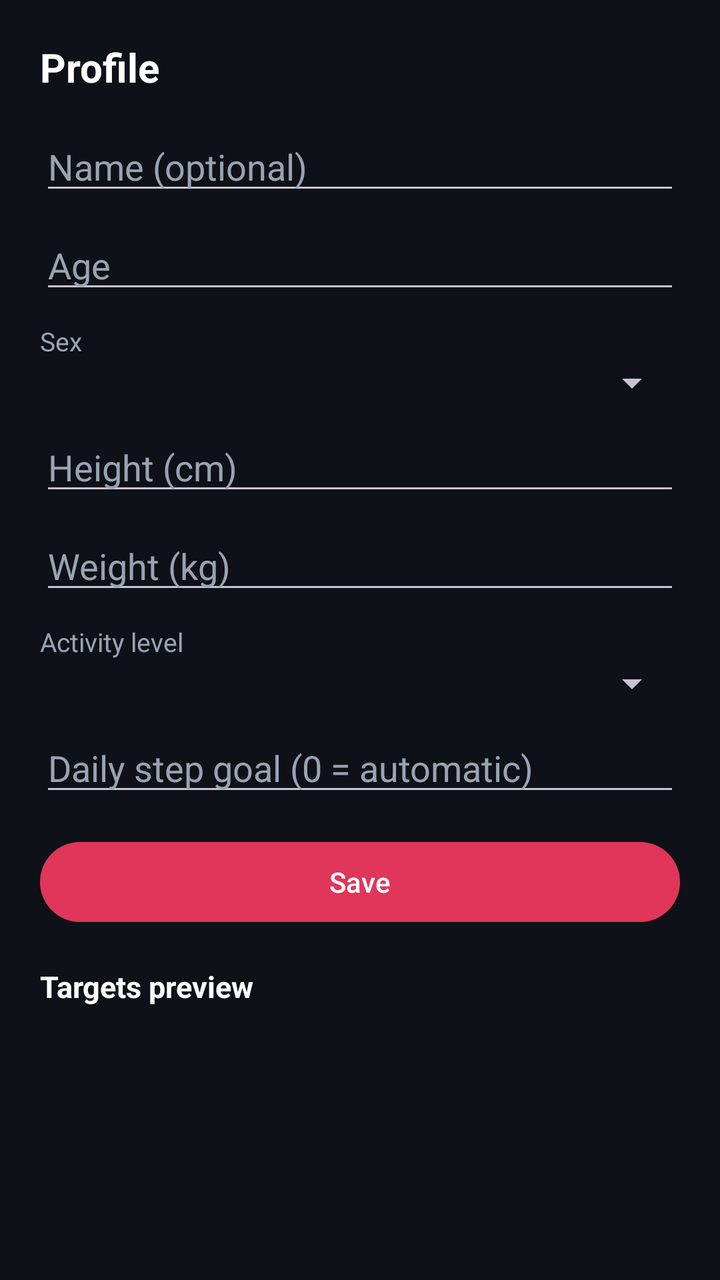
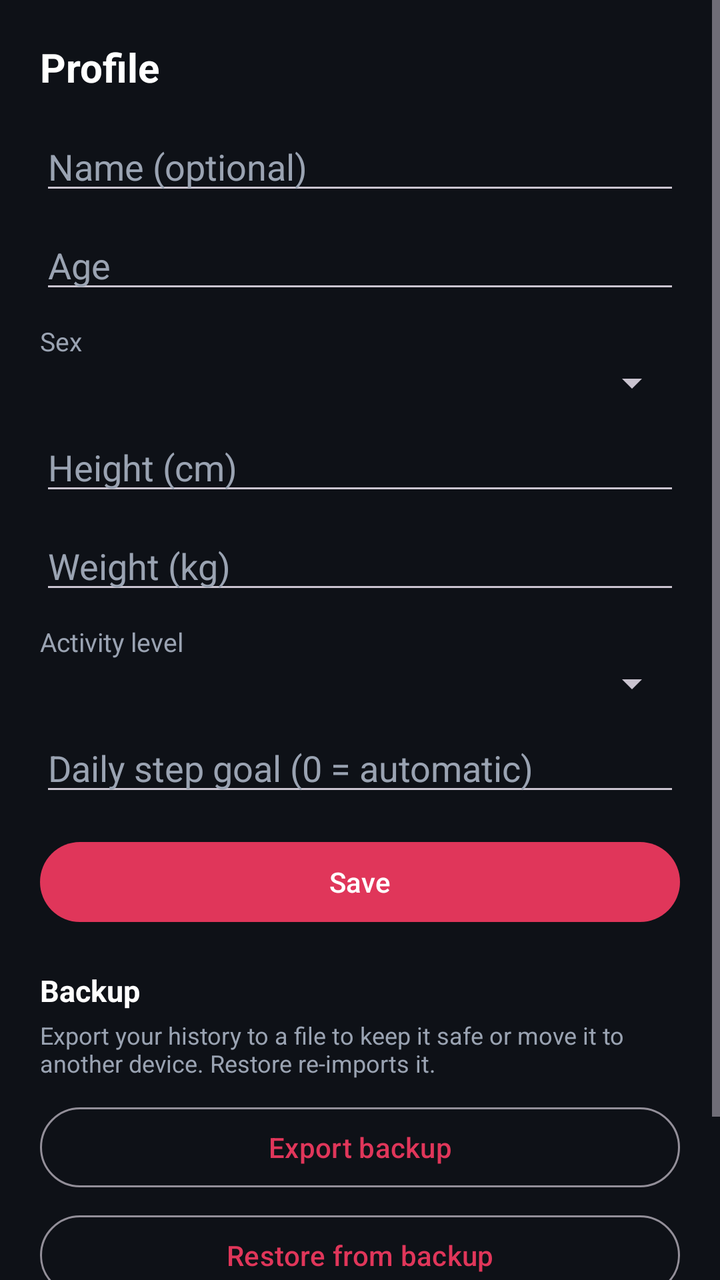

The first picture is an Android layout as it rendered before a commit; the second is the same layout after the commit. The layout source and the unified diff follow.
<!-- AndroidManifest.xml: application theme Theme.HealthMonitor -->
<!-- res/layout/fragment_profile.xml -->
<?xml version="1.0" encoding="utf-8"?>
<ScrollView xmlns:android="http://schemas.android.com/apk/res/android"
    xmlns:app="http://schemas.android.com/apk/res-auto"
    android:layout_width="match_parent"
    android:layout_height="match_parent"
    android:fillViewport="true">

    <LinearLayout
        android:layout_width="match_parent"
        android:layout_height="wrap_content"
        android:orientation="vertical"
        android:padding="20dp">

        <TextView
            android:layout_width="wrap_content"
            android:layout_height="wrap_content"
            android:text="@string/profile_title"
            android:textColor="@color/text_primary"
            android:textSize="20sp"
            android:textStyle="bold" />

        <EditText
            android:id="@+id/edtName"
            android:layout_width="match_parent"
            android:layout_height="wrap_content"
            android:layout_marginTop="14dp"
            android:hint="@string/name_optional"
            android:inputType="text"
            android:textColor="@color/text_primary"
            android:textColorHint="@color/text_secondary" />

        <EditText
            android:id="@+id/edtAge"
            android:layout_width="match_parent"
            android:layout_height="wrap_content"
            android:layout_marginTop="8dp"
            android:hint="@string/age"
            android:inputType="number"
            android:textColor="@color/text_primary"
            android:textColorHint="@color/text_secondary" />

        <TextView
            android:layout_width="wrap_content"
            android:layout_height="wrap_content"
            android:layout_marginTop="10dp"
            android:text="@string/sex"
            android:textColor="@color/text_secondary"
            android:textSize="13sp" />

        <Spinner
            android:id="@+id/spinnerSex"
            android:layout_width="match_parent"
            android:layout_height="wrap_content" />

        <EditText
            android:id="@+id/edtHeight"
            android:layout_width="match_parent"
            android:layout_height="wrap_content"
            android:layout_marginTop="8dp"
            android:hint="@string/height_cm"
            android:inputType="numberDecimal"
            android:textColor="@color/text_primary"
            android:textColorHint="@color/text_secondary" />

        <EditText
            android:id="@+id/edtWeight"
            android:layout_width="match_parent"
            android:layout_height="wrap_content"
            android:layout_marginTop="8dp"
            android:hint="@string/weight_kg"
            android:inputType="numberDecimal"
            android:textColor="@color/text_primary"
            android:textColorHint="@color/text_secondary" />

        <TextView
            android:layout_width="wrap_content"
            android:layout_height="wrap_content"
            android:layout_marginTop="10dp"
            android:text="@string/activity_level"
            android:textColor="@color/text_secondary"
            android:textSize="13sp" />

        <Spinner
            android:id="@+id/spinnerActivity"
            android:layout_width="match_parent"
            android:layout_height="wrap_content" />

        <EditText
            android:id="@+id/edtGoal"
            android:layout_width="match_parent"
            android:layout_height="wrap_content"
            android:layout_marginTop="8dp"
            android:hint="@string/custom_goal"
            android:inputType="number"
            android:textColor="@color/text_primary"
            android:textColorHint="@color/text_secondary" />

        <com.google.android.material.button.MaterialButton
            android:id="@+id/btnSave"
            android:layout_width="match_parent"
            android:layout_height="wrap_content"
            android:layout_marginTop="14dp"
            android:text="@string/save"
            app:cornerRadius="24dp" />

        <TextView
            android:layout_width="wrap_content"
            android:layout_height="wrap_content"
            android:layout_marginTop="18dp"
            android:text="@string/targets_preview"
            android:textColor="@color/text_primary"
            android:textSize="15sp"
            android:textStyle="bold" />

        <TextView
            android:id="@+id/txtTargetsPreview"
            android:layout_width="match_parent"
            android:layout_height="wrap_content"
            android:layout_marginTop="6dp"
            android:lineSpacingExtra="4dp"
            android:textColor="@color/text_secondary"
            android:textSize="13sp" />

    </LinearLayout>
</ScrollView>
<!-- resources referenced by this layout -->
<resources>
  <color name="text_primary">#FFFFFF</color>
  <color name="text_secondary">#9AA3B2</color>
  <string name="activity_level">Activity level</string>
  <string name="age">Age</string>
  <string name="custom_goal">Daily step goal (0 = automatic)</string>
  <string name="height_cm">Height (cm)</string>
  <string name="name_optional">Name (optional)</string>
  <string name="profile_title">Profile</string>
  <string name="save">Save</string>
  <string name="sex">Sex</string>
  <string name="targets_preview">Targets preview</string>
  <string name="weight_kg">Weight (kg)</string>
  <style name="Theme.HealthMonitor" parent="Theme.Material3.Dark.NoActionBar">
          <item name="colorPrimary">@color/primary</item>
          <item name="colorOnPrimary">#FFFFFF</item>
          <item name="colorSecondary">@color/accent</item>
          <item name="colorOnSecondary">#FFFFFF</item>
          <item name="android:colorBackground">@color/bg</item>
          <item name="colorSurface">@color/surface</item>
          <item name="colorOnSurface">@color/text_primary</item>
          <item name="colorOnBackground">@color/text_primary</item>
          <item name="android:statusBarColor">@color/bg</item>
          <item name="android:navigationBarColor">@color/bg</item>
      </style>
  <color name="primary">#E0365A</color>
  <color name="accent">#36A0E0</color>
  <color name="bg">#0E1117</color>
  <color name="surface">#1A1F2A</color>
</resources>

<!-- the commit's change to res/layout/fragment_profile.xml (unified diff, before → after) -->
@@ -106,6 +106,41 @@
         <TextView
             android:layout_width="wrap_content"
             android:layout_height="wrap_content"
+            android:layout_marginTop="20dp"
+            android:text="@string/backup_title"
+            android:textColor="@color/text_primary"
+            android:textSize="15sp"
+            android:textStyle="bold" />
+
+        <TextView
+            android:layout_width="match_parent"
+            android:layout_height="wrap_content"
+            android:layout_marginTop="4dp"
+            android:text="@string/backup_hint"
+            android:textColor="@color/text_secondary"
+            android:textSize="12sp" />
+
+        <com.google.android.material.button.MaterialButton
+            android:id="@+id/btnExport"
+            style="@style/Widget.Material3.Button.OutlinedButton"
+            android:layout_width="match_parent"
+            android:layout_height="wrap_content"
+            android:layout_marginTop="10dp"
+            android:text="@string/btn_export_backup"
+            app:cornerRadius="24dp" />
+
+        <com.google.android.material.button.MaterialButton
+            android:id="@+id/btnImport"
+            style="@style/Widget.Material3.Button.OutlinedButton"
+            android:layout_width="match_parent"
+            android:layout_height="wrap_content"
+            android:layout_marginTop="6dp"
+            android:text="@string/btn_import_backup"
+            app:cornerRadius="24dp" />
+
+        <TextView
+            android:layout_width="wrap_content"
+            android:layout_height="wrap_content"
             android:layout_marginTop="18dp"
             android:text="@string/targets_preview"
             android:textColor="@color/text_primary"
<!-- resource entries referenced after the edit -->
@@ -4,6 +4,10 @@
   <color name="text_secondary">#9AA3B2</color>
   <string name="activity_level">Activity level</string>
   <string name="age">Age</string>
+  <string name="backup_hint">Export your history to a file to keep it safe or move it to another device. Restore re-imports it.</string>
+  <string name="backup_title">Backup</string>
+  <string name="btn_export_backup">Export backup</string>
+  <string name="btn_import_backup">Restore from backup</string>
   <string name="custom_goal">Daily step goal (0 = automatic)</string>
   <string name="height_cm">Height (cm)</string>
   <string name="name_optional">Name (optional)</string>
